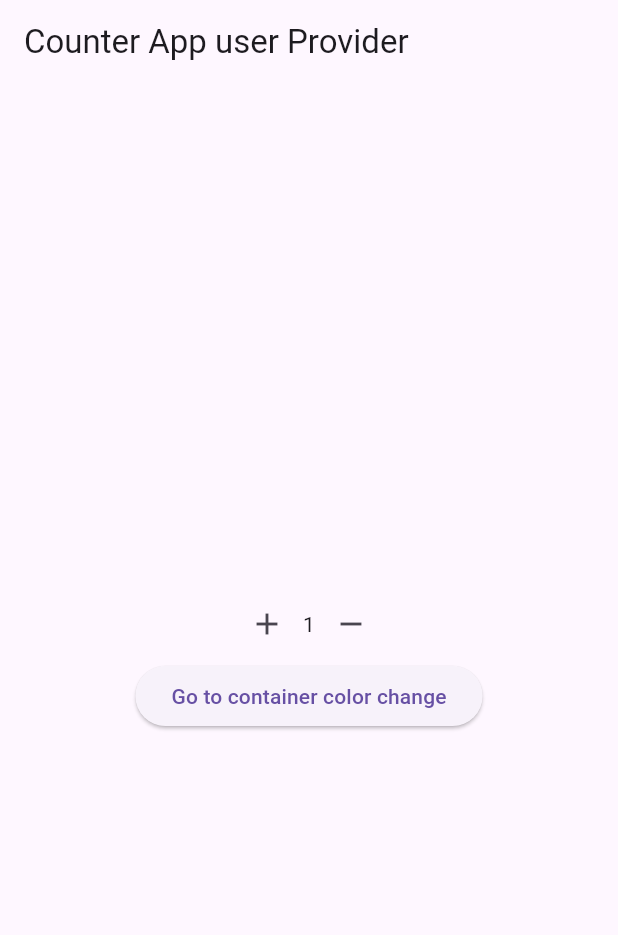
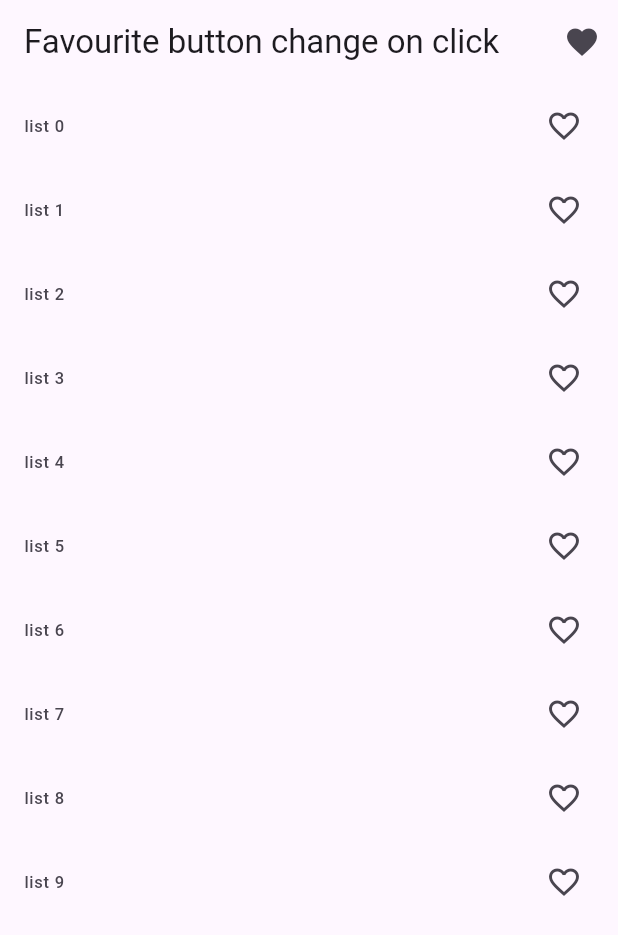
Before and after one commit to AbuRasel9/Provider, a Flutter app: the screen it shows after launch, on a phone screen of 412 x 824 dp. Shown: the top 935 px of the screen. Run offline on Flutter 3.47's test engine with Material 3 defaults, Android fonts, the phone set to English and light mode, and no system bars.

```diff
--- a/lib/main.dart
+++ b/lib/main.dart
@@ -1,8 +1,8 @@
 import 'package:flutter/material.dart';
-import 'package:provider_counter_app/provider/container_color_change_provider.dart';
-import 'package:provider_counter_app/provider/counter_provider.dart';
-import 'package:provider_counter_app/screen/counter_app.dart';
+
 import 'package:provider/provider.dart';
+import 'package:provider_counter_app/provider/provider.dart';
+import 'package:provider_counter_app/screen/home_screen.dart';
 
 void main(){
   runApp(MyApp());
@@ -12,17 +12,11 @@ class MyApp extends StatelessWidget {
 
   @override
   Widget build(BuildContext context) {
-    return  MultiProvider(
-      providers: [
-        ChangeNotifierProvider(create: (_)=>ColorChangeProvider(),),
-        ChangeNotifierProvider(create: (_)=>CounterProvider(),),
-
-      ],
-
-        child: const MaterialApp(
-          home: CounterApp(),
-        ),
-
+    return  ChangeNotifierProvider(
+      create: (_)=>FavouriteButtonProvider(),
+      child: const MaterialApp(
+        home: HomeScreen(),
+      ),
     );
   }
 }
--- a/lib/provider/container_color_change_provider.dart
+++ /dev/null
@@ -1,14 +0,0 @@
-import 'package:flutter/foundation.dart';
-
-class ColorChangeProvider with ChangeNotifier{
-  //----------->>initialize value <<-------------->>
-  double _initialValue=.1;
-  //----------->>get value <<-------------->>
-  double get initialValue=>_initialValue;
-
-  //----------->>value change <<-------------->>
-  changeOpachity(val){
-    _initialValue=val;
-    notifyListeners();
-  }
-}
--- a/lib/provider/counter_provider.dart
+++ /dev/null
@@ -1,19 +0,0 @@
-import 'package:flutter/material.dart';
-
-class CounterProvider with ChangeNotifier{
-  //----------->>value initialize <<-------------->>
-  int _value=1;
-  //----------->>get this use get <<-------------->>
-  int  get value =>_value;
-
-//----------->>increment function <<-------------->>
-  increment(){
-    _value++;
-    notifyListeners();
-  }
-  //----------->>decrement function <<-------------->>
-  decrement(){
-    _value--;
-    notifyListeners();
-  }
-}
--- /dev/null
+++ b/lib/provider/provider.dart
@@ -0,0 +1,15 @@
+import 'package:flutter/cupertino.dart';
+
+class FavouriteButtonProvider with ChangeNotifier{
+  List<int> listOfValue=[];
+  //----------->>add value listOfValue list <<-------------->>
+  addValue(int value){
+    listOfValue.add(value);
+    notifyListeners();
+  }
+  //----------->>remove value form listOfValue list <<-------------->>
+  removeValue(int value){
+    listOfValue.remove(value);
+    notifyListeners();
+  }
+}
--- a/lib/screen/counter_app.dart
+++ /dev/null
@@ -1,71 +0,0 @@
-import 'package:flutter/material.dart';
-import 'package:provider/provider.dart';
-import 'package:provider_counter_app/provider/counter_provider.dart';
-import 'package:provider_counter_app/screen/container_color_change.dart';
-
-class CounterApp extends StatefulWidget {
-  const CounterApp({super.key});
-
-  @override
-  State<CounterApp> createState() => _CounterAppState();
-}
-
-class _CounterAppState extends State<CounterApp> {
-  @override
-  Widget build(BuildContext context) {
-    final counterProvider =
-        Provider.of<CounterProvider>(context, listen: false);
-    return Scaffold(
-      appBar: AppBar(
-        title: const Text("Counter App user Provider"),
-      ),
-      body: Column(
-        mainAxisAlignment: MainAxisAlignment.center,
-        children: [
-          //----------->>counter increment and decrement with value <<-------------->>
-          Row(
-            mainAxisAlignment: MainAxisAlignment.center,
-            children: [
-              //----------->>increment button <<-------------->>
-              IconButton(
-                onPressed: () {
-                  //----------->>increment value use provider <<-------------->>
-                  counterProvider.increment();
-                },
-                icon: const Icon(Icons.add),
-              ),
-              //----------->>show value <<-------------->>
-              //----------->>consumer use because full ui not rebuild only this widget rebuild <<-------------->>
-              Consumer<CounterProvider>(
-                builder: (BuildContext context, value, Widget? child) {
-                  return Text(
-                    value.value.toString(),
-                  );
-                },
-              ),
-              //----------->>decrement button <<-------------->>
-              IconButton(
-                onPressed: () {
-                  //----------->>decrement value use provider <<-------------->>
-                  counterProvider.decrement();
-                },
-                icon: const Icon(Icons.remove),
-              ),
-            ],
-          ),
-          ElevatedButton(
-            onPressed: () {
-              Navigator.push(
-                context,
-                MaterialPageRoute(
-                  builder: (context) => ContainerColorChange(),
-                ),
-              );
-            },
-            child: const Text("Go to container color change"),
-          )
-        ],
-      ),
-    );
-  }
-}
--- /dev/null
+++ b/lib/screen/home_screen.dart
@@ -0,0 +1,57 @@
+import 'package:flutter/material.dart';
+import 'package:provider/provider.dart';
+import 'package:provider_counter_app/provider/provider.dart';
+import 'package:provider_counter_app/screen/favourite_screen.dart';
+
+class HomeScreen extends StatefulWidget {
+  const HomeScreen({super.key});
+
+  @override
+  State<HomeScreen> createState() => _HomeScreenState();
+}
+
+class _HomeScreenState extends State<HomeScreen> {
+  @override
+  Widget build(BuildContext context) {
+    final provider = Provider.of<FavouriteButtonProvider>(context,listen: false);
+    return Scaffold(
+      appBar: AppBar(
+        title: const Text("Favourite button change on click"),
+        actions: [
+          //all favourite button screen
+          IconButton(onPressed: (){
+            Navigator.push(context, MaterialPageRoute(builder: (context)=>const FavouriteButtonScreen()));
+          }, icon: const Icon(Icons.favorite))
+        ],
+      ),
+      body: ListView.builder(
+          itemCount: 10,
+          itemBuilder: (context, index) {
+            return ListTile(
+              onTap: (){
+                //----------->>condition check value add or not in listOfValue <<-------------->>
+                if(provider.listOfValue.contains(index)){
+                  //if already add value than remove this value form the index
+                  provider.removeValue(index);
+
+                }
+                //otherwise
+                else {
+                  //----------->>call provider for add value <<-------------->>
+                  provider.addValue(index);
+                }
+              },
+              leading: Text("list $index"),
+
+              trailing: Consumer<FavouriteButtonProvider>(
+                builder: (BuildContext context, value, Widget? child) {
+                  //----------->>condition check value ase kina oi list a thakle akta icon show korbe na hole arekta <<-------------->>
+                  return value.listOfValue.contains(index) ? const Icon(
+                      Icons.favorite) : const Icon(Icons.favorite_border_outlined);
+                },
+              ),
+            );
+          }),
+    );
+  }
+}
```
Also changed, not shown: lib/screen/container_color_change.dart (deleted, +0 -76 lines), lib/screen/favourite_screen.dart (added, +51 -0 lines).
